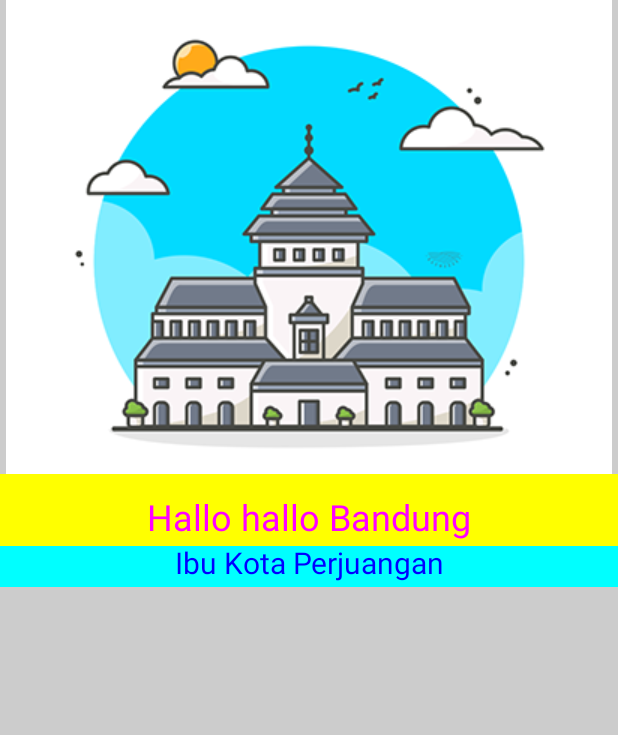
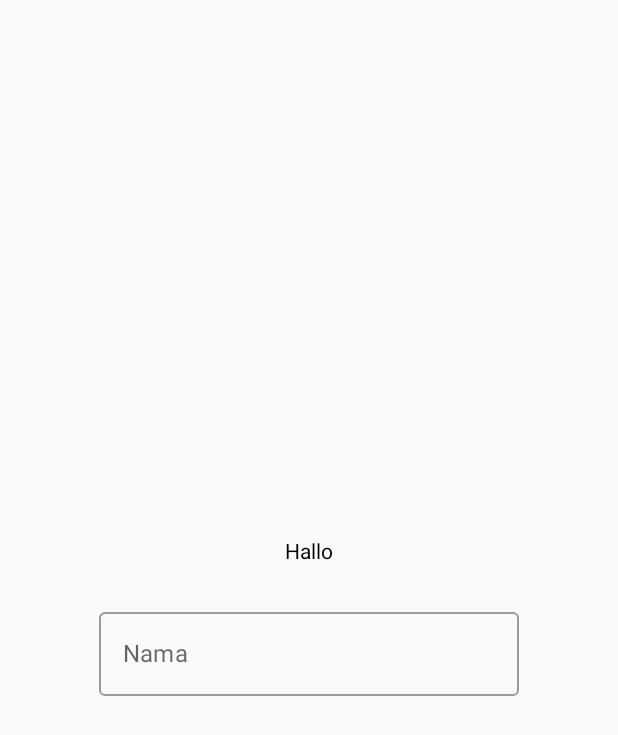
Before and after one commit to mutiatsn/Latihan_Aplikasi_Android_1, an Android app built with Jetpack Compose: the screen it shows after launch (DemoActivity before the commit, StatefulActivity after it), on a phone screen of 412 x 824 dp. Shown: the top 735 px of the screen. Run offline under Robolectric (Android 15) with nearby library versions, the phone set to English and light mode, and no system bars.

Commit message:
ProgressStatefulActivity

```diff
--- a/app/build.gradle
+++ b/app/build.gradle
@@ -50,6 +50,7 @@ dependencies {
     implementation 'androidx.core:core-ktx:1.7.0'
     implementation "androidx.compose.ui:ui:$compose_version"
     implementation 'androidx.compose.material3:material3:1.0.0-alpha01'
+    implementation "androidx.compose.material:material:$compose_version"
     implementation "androidx.compose.ui:ui-tooling-preview:$compose_version"
     implementation 'androidx.lifecycle:lifecycle-runtime-ktx:2.3.1'
     implementation 'androidx.activity:activity-compose:1.3.1'
--- a/app/src/main/AndroidManifest.xml
+++ b/app/src/main/AndroidManifest.xml
@@ -14,7 +14,7 @@
         android:theme="@style/Theme.Latihan1"
         tools:targetApi="31">
         <activity
-            android:name=".DemoActivity"
+            android:name=".StatefulActivity"
             android:exported="true"
             android:label="@string/app_name"
             android:theme="@style/Theme.Latihan1"
--- a/app/src/main/java/com/example/latihan1/DemoActivity.kt
+++ b/app/src/main/java/com/example/latihan1/DemoActivity.kt
@@ -11,11 +11,13 @@ import androidx.compose.foundation.layout.fillMaxWidth
 import androidx.compose.foundation.layout.padding
 import androidx.compose.material3.Surface
 import androidx.compose.material3.Text
+import androidx.compose.runtime.Composable
 import androidx.compose.ui.Alignment
 import androidx.compose.ui.Modifier
 import androidx.compose.ui.graphics.Color
 import androidx.compose.ui.res.painterResource
 import androidx.compose.ui.text.style.TextAlign
+import androidx.compose.ui.tooling.preview.Preview
 import androidx.compose.ui.unit.dp
 import androidx.compose.ui.unit.sp
 
@@ -63,3 +65,7 @@ class DemoActivity : ComponentActivity() {
         }
     }
 }
+
+@Preview(showBackground = true, showSystemUi = true)
+@Composable
+fun gdsateHome() {}
--- /dev/null
+++ b/app/src/main/java/com/example/latihan1/StatefulActivity.kt
@@ -0,0 +1,53 @@
+package com.example.latihan1
+
+import android.os.Bundle
+import androidx.activity.ComponentActivity
+import androidx.activity.compose.setContent
+import androidx.compose.foundation.layout.*
+import androidx.compose.material.OutlinedTextField
+import androidx.compose.material.Text
+import androidx.compose.runtime.Composable
+import androidx.compose.runtime.mutableStateOf
+import androidx.compose.runtime.remember
+import androidx.compose.ui.Alignment
+import androidx.compose.ui.Modifier
+import androidx.compose.ui.tooling.preview.Preview
+import androidx.compose.ui.unit.dp
+
+class StatefulActivity: ComponentActivity() {
+    override fun onCreate(savedInstanceState: Bundle?) {
+        super.onCreate(savedInstanceState)
+        setContent{
+            EchoText()
+        }
+    }
+}
+
+@Preview(showBackground = true)
+@Composable
+fun EchoText() {
+
+    var displayedText = remember {
+        mutableStateOf( "")
+    }
+
+    Column(
+        horizontalAlignment = Alignment.CenterHorizontally,
+        verticalArrangement = Arrangement.Center,
+        modifier = Modifier.fillMaxSize()
+    ) {
+        Text(
+            text =  "Hallo" + displayedText.value
+        )
+
+        Spacer(modifier = Modifier.height(24.dp))
+
+        OutlinedTextField(
+            value = displayedText.value,
+            onValueChange = {
+                displayedText.value = it
+            },
+        label = { Text(text = "Nama")}
+        )
+    }
+}
```
